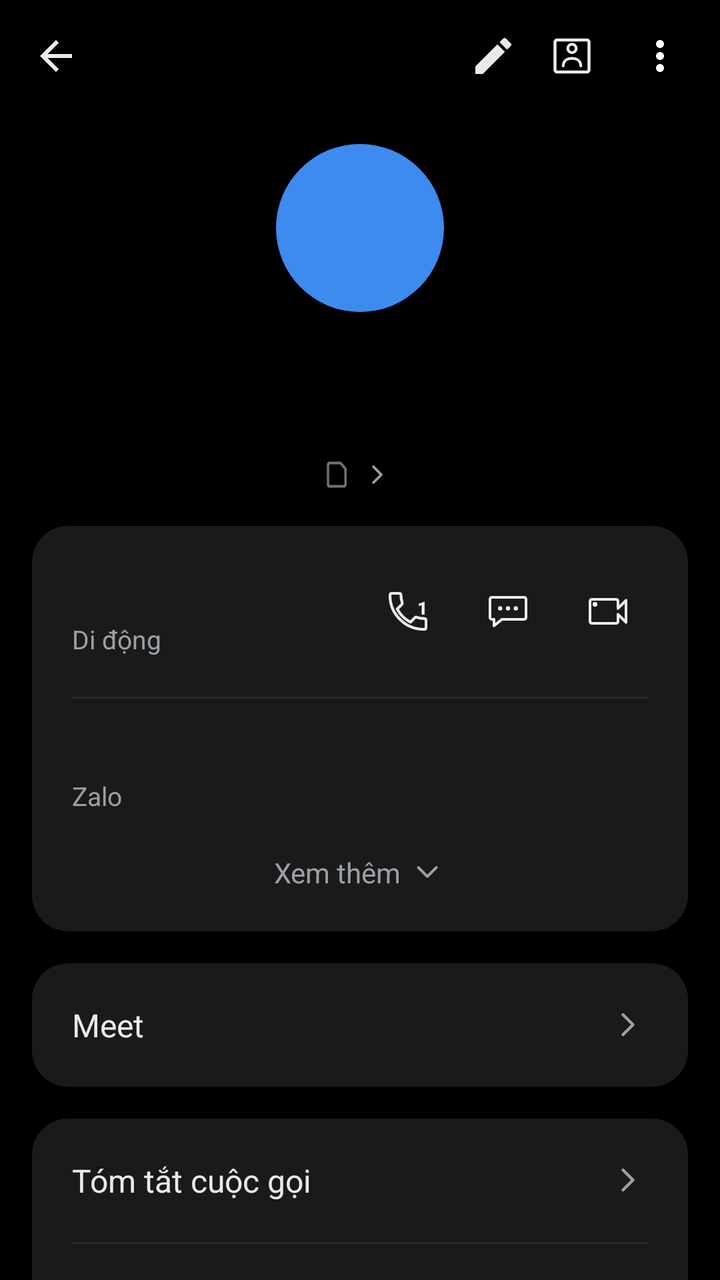
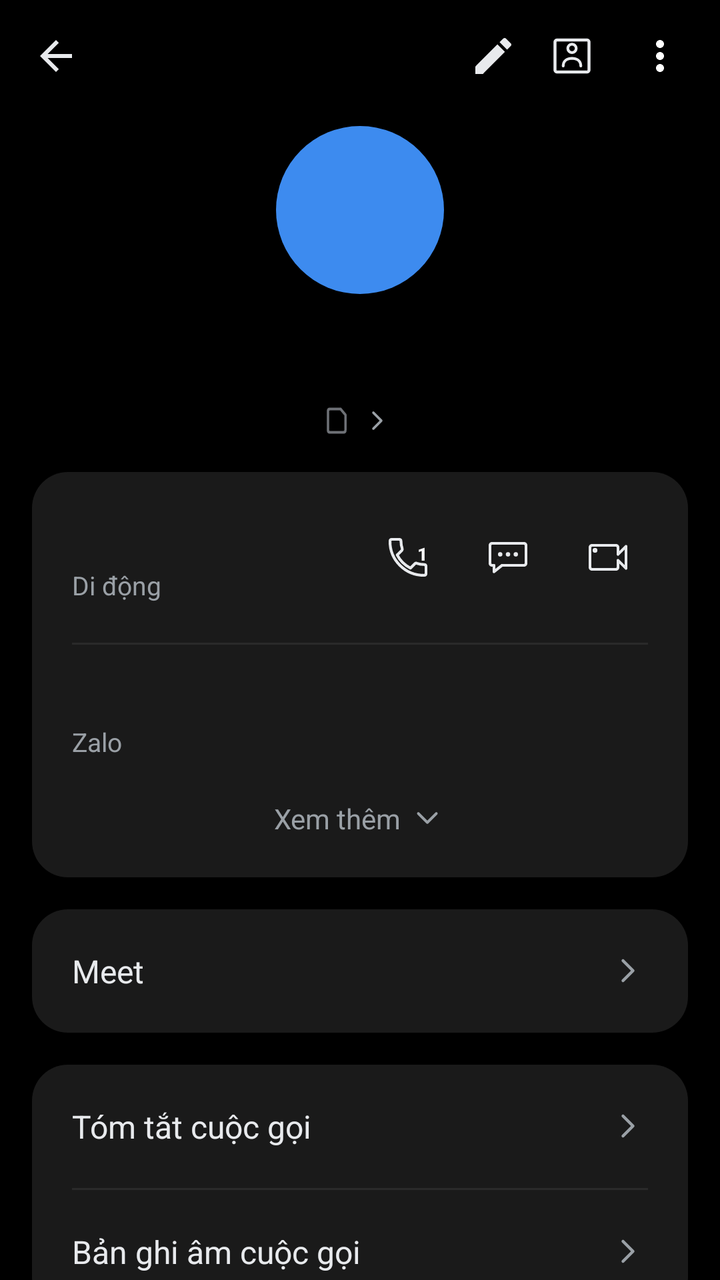

The first picture is an Android layout as it rendered before a commit; the second is the same layout after the commit. The layout source and the unified diff follow.
<!-- AndroidManifest.xml: application theme Theme.SimpleCall -->
<!-- res/layout/fragment_contact_detail.xml -->
<?xml version="1.0" encoding="utf-8"?>
<LinearLayout xmlns:android="http://schemas.android.com/apk/res/android"
    xmlns:app="http://schemas.android.com/apk/res-auto"
    android:layout_width="match_parent"
    android:layout_height="match_parent"
    android:orientation="vertical"
    android:background="@color/bg">

    
    <LinearLayout
        android:layout_width="match_parent" android:layout_height="56dp"
        android:orientation="horizontal" android:gravity="center_vertical"
        android:paddingStart="4dp" android:paddingEnd="8dp">

        <ImageButton android:id="@+id/btnBack"
            android:layout_width="48dp" android:layout_height="48dp"
            android:background="@android:color/transparent"
            android:src="@drawable/ic_arrow_back"
            android:contentDescription="Quay lại" />

        <Space android:layout_width="0dp" android:layout_height="1dp" android:layout_weight="1" />

        <ImageButton android:id="@+id/btnEdit"
            android:layout_width="35dp" android:layout_height="35dp"
            android:background="@android:color/transparent"
            android:src="@drawable/ic_edit"
            android:contentDescription="Sửa" />

        <ImageButton android:id="@+id/btnContactCard"
            android:layout_width="44dp" android:layout_height="44dp"
            android:background="@android:color/transparent"
            android:src="@drawable/ic_contact_card"
            android:contentDescription="Thẻ liên hệ" />

        <ImageButton android:id="@+id/btnMore"
            android:layout_width="44dp" android:layout_height="44dp"
            android:background="@android:color/transparent"
            android:src="@drawable/ic_more_vert"
            android:contentDescription="Thêm" />
    </LinearLayout>

    <ScrollView
        android:layout_width="match_parent" android:layout_height="0dp"
        android:layout_weight="1"
        android:clipToPadding="false"
        android:paddingBottom="24dp">

        <LinearLayout
            android:layout_width="match_parent" android:layout_height="wrap_content"
            android:orientation="vertical">

            
            <TextView android:id="@+id/tvAvatar"
                android:layout_width="84dp" android:layout_height="84dp"
                android:layout_gravity="center_horizontal"
                android:layout_marginTop="16dp"
                android:background="@drawable/bg_avatar_circle"
                android:gravity="center"
                android:textSize="58sp" android:textColor="@color/white"
                android:fontFamily="sans-serif-medium" />

            
            <TextView android:id="@+id/tvTitle"
                android:layout_width="wrap_content" android:layout_height="wrap_content"
                android:layout_gravity="center_horizontal"
                android:layout_marginTop="32dp"
                android:layout_marginStart="32dp" android:layout_marginEnd="32dp"
                android:gravity="center"
                android:textSize="27sp"
                android:textColor="@color/text_primary"
                android:fontFamily="sans-serif" />

            
            <LinearLayout android:id="@+id/rowSimDefault"
                android:layout_width="wrap_content" android:layout_height="wrap_content"
                android:layout_gravity="center_horizontal"
                android:layout_marginTop="4dp"
                android:orientation="horizontal" android:gravity="center_vertical"
                android:clickable="true" android:focusable="true">

                <FrameLayout
                    android:layout_width="14dp" android:layout_height="14dp">

                    <TextView android:id="@+id/tvSimBadge"
                        android:layout_width="11.76dp" android:layout_height="14dp"
                        android:gravity="center"
                        android:background="@drawable/bg_sim_badge"
                        android:textSize="7sp" android:textColor="@color/call_log_muted" />
                </FrameLayout>

                <TextView android:id="@+id/tvSubtitle"
                    android:layout_width="wrap_content" android:layout_height="wrap_content"
                    android:layout_marginStart="1.5dp"
                    android:textSize="14sp" android:textColor="@color/text_secondary" />

                <ImageView
                    android:layout_width="16dp" android:layout_height="16dp"
                    android:layout_marginStart="2dp"
                    android:src="@drawable/ic_chevron_right" />
            </LinearLayout>

            
            <LinearLayout
                android:layout_width="match_parent" android:layout_height="wrap_content"
                android:layout_margin="16dp"
                android:orientation="vertical"
                android:background="@drawable/bg_card_rounded"
                android:padding="20dp">

                <LinearLayout
                    android:layout_width="match_parent" android:layout_height="wrap_content"
                    android:orientation="horizontal" android:gravity="center_vertical">

                    <LinearLayout
                        android:layout_width="0dp" android:layout_height="wrap_content"
                        android:layout_weight="1" android:orientation="vertical">

                        <TextView android:id="@+id/tvNumber"
                            android:layout_width="wrap_content" android:layout_height="wrap_content"
                            android:textSize="19sp" android:textColor="@color/text_primary" />

                        <TextView android:id="@+id/tvNumberType"
                            android:layout_width="wrap_content" android:layout_height="wrap_content"
                            android:layout_marginTop="2dp"
                            android:text="@string/number_type_mobile"
                            android:textSize="13sp" android:textColor="@color/text_secondary" />
                    </LinearLayout>

                    
                    <FrameLayout
                        android:layout_width="40dp"
                        android:layout_height="40dp">
                        <ImageButton android:id="@+id/btnCallRow"
                            android:layout_width="match_parent"
                            android:layout_height="match_parent"
                            android:background="@android:color/transparent"
                            android:src="@drawable/ic_call_outline"
                            android:contentDescription="@string/call" />
                        
                        <TextView
                            android:id="@+id/tvCallSimNum"
                            android:layout_width="wrap_content"
                            android:layout_height="wrap_content"
                            android:layout_gravity="top|end"
                            android:layout_marginTop="12dp"
                            android:layout_marginEnd="10dp"
                            android:text="1"
                            android:textSize="9sp"
                            android:textStyle="bold"
                            android:textColor="@color/white"
                            android:fontFamily="sans-serif-medium" />
                    </FrameLayout>

                    <ImageButton android:id="@+id/btnMessageRow"
                        android:layout_width="40dp" android:layout_height="40dp"
                        android:layout_marginStart="10dp"
                        android:background="@android:color/transparent"
                        android:src="@drawable/ic_message_outline"
                        android:contentDescription="Nhắn tin" />

                    <ImageButton android:id="@+id/btnVideoRow"
                        android:layout_width="40dp" android:layout_height="40dp"
                        android:layout_marginStart="10dp"
                        android:background="@android:color/transparent"
                        android:src="@drawable/ic_video_call_outline"
                        android:contentDescription="Video call" />
                </LinearLayout>

                <View
                    android:layout_width="match_parent" android:layout_height="1dp"
                    android:layout_marginTop="20dp" android:layout_marginBottom="16dp"
                    android:background="@color/divider" />

                <LinearLayout android:id="@+id/rowZalo"
                    android:layout_width="match_parent" android:layout_height="wrap_content"
                    android:orientation="vertical"
                    android:clickable="true" android:focusable="true">

                    <TextView android:id="@+id/tvZalo"
                        android:layout_width="wrap_content" android:layout_height="wrap_content"
                        android:textSize="16sp" android:textColor="@color/text_primary" />

                    <TextView
                        android:layout_width="wrap_content" android:layout_height="wrap_content"
                        android:layout_marginTop="2dp"
                        android:text="Zalo"
                        android:textSize="13sp" android:textColor="@color/text_secondary" />
                </LinearLayout>

                <LinearLayout android:id="@+id/rowSeeMore"
                    android:layout_width="match_parent" android:layout_height="wrap_content"
                    android:layout_marginTop="20dp"
                    android:orientation="horizontal" android:gravity="center"
                    android:clickable="true" android:focusable="true">

                    <TextView
                        android:layout_width="wrap_content" android:layout_height="wrap_content"
                        android:text="Xem thêm"
                        android:textSize="14sp" android:textColor="@color/text_secondary" />

                    <ImageView
                        android:layout_width="18dp" android:layout_height="18dp"
                        android:layout_marginStart="4dp"
                        android:src="@drawable/ic_chevron_down" />
                </LinearLayout>
            </LinearLayout>

            
            <LinearLayout android:id="@+id/rowMeet"
                android:layout_width="match_parent" android:layout_height="wrap_content"
                android:layout_marginStart="16dp" android:layout_marginEnd="16dp"
                android:orientation="horizontal" android:gravity="center_vertical"
                android:background="@drawable/bg_card_rounded"
                android:padding="20dp"
                android:clickable="true" android:focusable="true">

                <TextView
                    android:layout_width="0dp" android:layout_height="wrap_content"
                    android:layout_weight="1"
                    android:text="Meet"
                    android:textSize="16sp" android:textColor="@color/text_primary" />

                <ImageView
                    android:layout_width="20dp" android:layout_height="20dp"
                    android:src="@drawable/ic_chevron_right" />
            </LinearLayout>

            
            <LinearLayout
                android:layout_width="match_parent" android:layout_height="wrap_content"
                android:layout_margin="16dp"
                android:orientation="vertical"
                android:background="@drawable/bg_card_rounded">

                <LinearLayout android:id="@+id/rowCallSummary"
                    android:layout_width="match_parent" android:layout_height="wrap_content"
                    android:orientation="horizontal" android:gravity="center_vertical"
                    android:padding="20dp"
                    android:clickable="true" android:focusable="true">

                    <TextView
                        android:layout_width="0dp" android:layout_height="wrap_content"
                        android:layout_weight="1"
                        android:text="Tóm tắt cuộc gọi"
                        android:textSize="16sp" android:textColor="@color/text_primary" />

                    <ImageView
                        android:layout_width="20dp" android:layout_height="20dp"
                        android:src="@drawable/ic_chevron_right" />
                </LinearLayout>

                <View
                    android:layout_width="match_parent" android:layout_height="1dp"
                    android:layout_marginStart="20dp" android:layout_marginEnd="20dp"
                    android:background="@color/divider" />

                <LinearLayout android:id="@+id/rowCallRecording"
                    android:layout_width="match_parent" android:layout_height="wrap_content"
                    android:orientation="horizontal" android:gravity="center_vertical"
                    android:padding="20dp"
                    android:clickable="true" android:focusable="true">

                    <TextView
                        android:layout_width="0dp" android:layout_height="wrap_content"
                        android:layout_weight="1"
                        android:text="Bản ghi âm cuộc gọi"
                        android:textSize="16sp" android:textColor="@color/text_primary" />

                    <ImageView
                        android:layout_width="20dp" android:layout_height="20dp"
                        android:src="@drawable/ic_chevron_right" />
                </LinearLayout>
            </LinearLayout>

            
            <LinearLayout
                android:layout_width="match_parent" android:layout_height="wrap_content"
                android:layout_marginStart="20dp" android:layout_marginEnd="12dp"
                android:layout_marginTop="8dp"
                android:orientation="horizontal" android:gravity="center_vertical">

                <TextView
                    android:layout_width="0dp" android:layout_height="wrap_content"
                    android:layout_weight="1"
                    android:text="Nhật ký cuộc gọi"
                    android:textSize="15sp" android:textColor="@color/text_secondary" />

                <TextView android:id="@+id/btnClearLog"
                    android:layout_width="wrap_content" android:layout_height="wrap_content"
                    android:text="Xóa"
                    android:textSize="15sp" android:textColor="@color/accent_blue"
                    android:padding="8dp"
                    android:clickable="true" android:focusable="true" />
            </LinearLayout>

            
            <LinearLayout android:id="@+id/llHistoryEntries"
                android:layout_width="match_parent" android:layout_height="wrap_content"
                android:layout_margin="16dp"
                android:orientation="vertical"
                android:background="@drawable/bg_card_rounded" />

        </LinearLayout>
    </ScrollView>
</LinearLayout>
<!-- resources referenced by this layout -->
<resources>
  <color name="accent_blue">#1A73E8</color>
  <color name="bg">#000000</color>
  <color name="call_log_muted">#6E7176</color>
  <color name="divider">#2A2A2A</color>
  <color name="text_primary">#E8EAED</color>
  <color name="text_secondary">#9AA0A6</color>
  <color name="white">#FFFFFF</color>
  <!-- drawable bg_avatar_circle (drawable) -->
  <?xml version="1.0" encoding="utf-8"?>
  <shape xmlns:android="http://schemas.android.com/apk/res/android"
      android:shape="oval">
      <solid android:color="@color/avatar_purple" />
  </shape>
  <!-- drawable bg_card_rounded (drawable) -->
  <?xml version="1.0" encoding="utf-8"?>
  <shape xmlns:android="http://schemas.android.com/apk/res/android"
      android:shape="rectangle">
      <solid android:color="@color/detail_card_bg" />
      <corners android:radius="18dp" />
  </shape>
  <!-- drawable ic_arrow_back (drawable) -->
  <?xml version="1.0" encoding="utf-8"?>
  <vector xmlns:android="http://schemas.android.com/apk/res/android"
      android:width="24dp" android:height="24dp"
      android:viewportWidth="24" android:viewportHeight="24">
      
      <path android:fillColor="@color/text_primary"
          android:pathData="M20,11H7.83l5.59-5.59L12,4l-8,8 8,8 1.41-1.41L7.83,13H20v-2z"/>
  </vector>
  <!-- drawable ic_chevron_down (drawable) -->
  <?xml version="1.0" encoding="utf-8"?>
  <vector xmlns:android="http://schemas.android.com/apk/res/android"
      android:width="24dp" android:height="24dp"
      android:viewportWidth="24" android:viewportHeight="24">
      <path android:fillColor="#00000000"
          android:strokeColor="@color/text_secondary"
          android:strokeWidth="1.8"
          android:strokeLineCap="round"
          android:strokeLineJoin="round"
          android:pathData="M6,9 L12,15 L18,9"/>
  </vector>
  <!-- drawable ic_chevron_right (drawable) -->
  <?xml version="1.0" encoding="utf-8"?>
  <vector xmlns:android="http://schemas.android.com/apk/res/android"
      android:width="24dp" android:height="24dp"
      android:viewportWidth="24" android:viewportHeight="24">
      <path android:fillColor="#00000000"
          android:strokeColor="@color/text_secondary"
          android:strokeWidth="1.8"
          android:strokeLineCap="round"
          android:strokeLineJoin="round"
          android:pathData="M9,6 L15,12 L9,18"/>
  </vector>
  <!-- drawable ic_edit (drawable) -->
  <?xml version="1.0" encoding="utf-8"?>
  <vector xmlns:android="http://schemas.android.com/apk/res/android"
      android:width="24dp" android:height="24dp"
      android:viewportWidth="24" android:viewportHeight="24">
      <path android:fillColor="@color/text_primary"
          android:pathData="M3,17.25V21h3.75L17.81,9.94l-3.75,-3.75L3,17.25zM20.71,7.04c0.39,-0.39 0.39,-1.02 0,-1.41l-2.34,-2.34c-0.39,-0.39 -1.02,-0.39 -1.41,0l-1.83,1.83 3.75,3.75 1.83,-1.83z"/>
  </vector>
  <!-- drawable ic_more_vert (drawable) -->
  <?xml version="1.0" encoding="utf-8"?>
  <vector xmlns:android="http://schemas.android.com/apk/res/android"
      android:width="24dp" android:height="24dp"
      android:viewportWidth="24" android:viewportHeight="24">
      <path android:fillColor="#FFFFFF"
          android:pathData="M12,8c1.1,0 2,-0.9 2,-2s-0.9,-2 -2,-2 -2,0.9 -2,2 0.9,2 2,2zM12,10c-1.1,0 -2,0.9 -2,2s0.9,2 2,2 2,-0.9 2,-2 -0.9,-2 -2,-2zM12,16c-1.1,0 -2,0.9 -2,2s0.9,2 2,2 2,-0.9 2,-2 -0.9,-2 -2,-2z"/>
  </vector>
  <string name="call">Gọi</string>
  <string name="number_type_mobile">Di động</string>
  <color name="avatar_purple">#3D8BEF</color>
  <color name="detail_card_bg">#1A1A1A</color>
  <color name="primary">#1E8E3E</color>
  <color name="primary_dark">#137333</color>
  <!-- unchanged entries left out for length: 6 -->
</resources>

<!-- the commit's change to res/layout/fragment_contact_detail.xml (unified diff, before → after) -->
@@ -53,7 +53,7 @@
             <TextView android:id="@+id/tvAvatar"
                 android:layout_width="84dp" android:layout_height="84dp"
                 android:layout_gravity="center_horizontal"
-                android:layout_marginTop="16dp"
+                android:layout_marginTop="7dp"
                 android:background="@drawable/bg_avatar_circle"
                 android:gravity="center"
                 android:textSize="58sp" android:textColor="@color/white"
@@ -63,7 +63,7 @@
             <TextView android:id="@+id/tvTitle"
                 android:layout_width="wrap_content" android:layout_height="wrap_content"
                 android:layout_gravity="center_horizontal"
-                android:layout_marginTop="32dp"
+                android:layout_marginTop="14dp"
                 android:layout_marginStart="32dp" android:layout_marginEnd="32dp"
                 android:gravity="center"
                 android:textSize="27sp"
